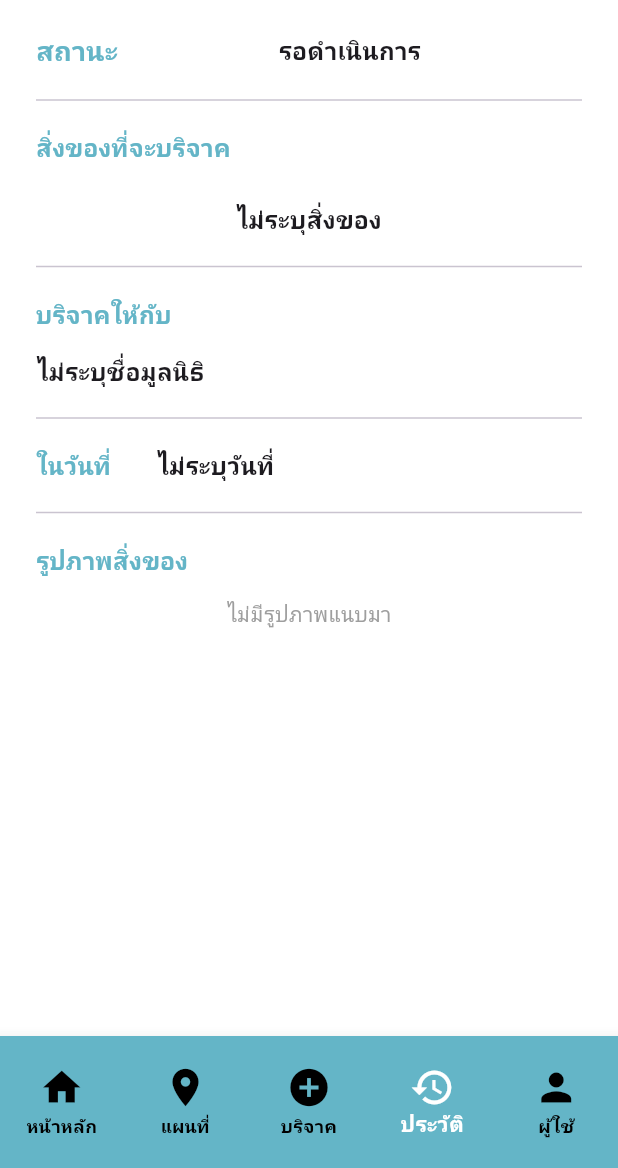
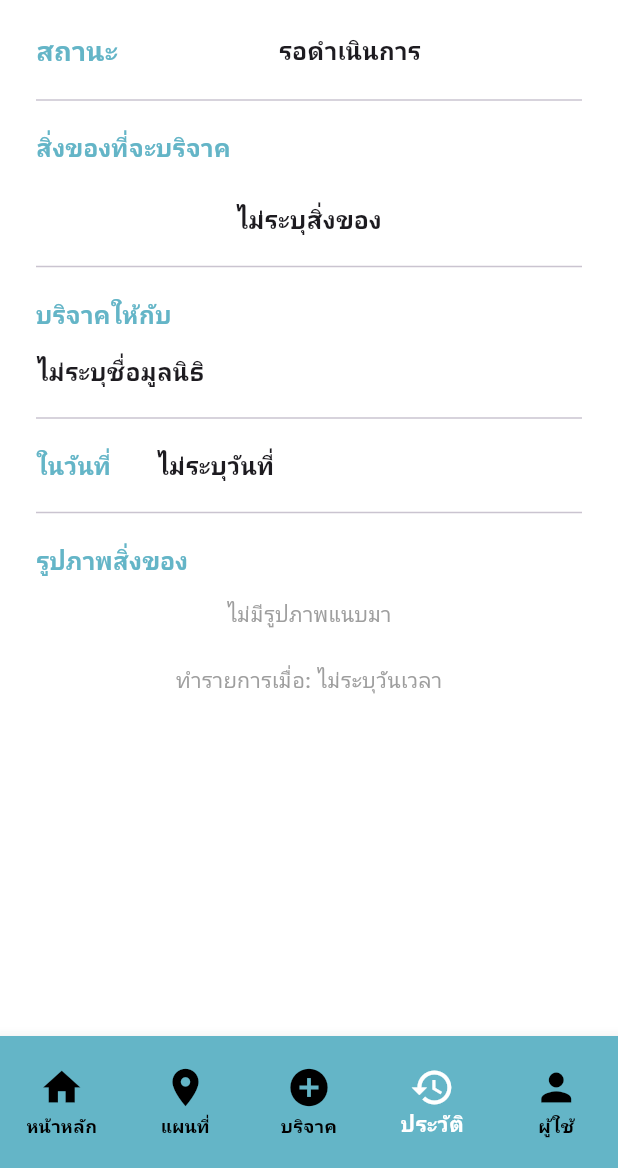
Before and after one commit to oKENDOo/givelink, a Flutter app: the HistoryDetailScreen screen opened by its route, on a phone screen of 412 x 824 dp, the part 68-1236 px from its top. Run offline on Flutter 3.47's test engine with Material 3 defaults, Android fonts, the phone set to English and light mode, and no system bars; our stand-ins replace cloud_firestore, firebase_auth, firebase_core, flutter_map, geolocator, go_router and 5 more; accounts and stored records are empty; Roboto replaces fonts that are missing (Kanit).

Commit message:
เพิ่ม ทำรายการเมื่อ history_detail

```diff
--- a/lib/features/history/screens/history_detail_screen.dart
+++ b/lib/features/history/screens/history_detail_screen.dart
@@ -63,12 +63,24 @@ class _HistoryDetailScreenState extends State<HistoryDetailScreen> {
     if (mounted) setState(() => isLoading = false);
   }
 
-  // แปลงวันที่
+  // แปลงวันที่แบบไม่มีเวลา (สำหรับวันที่นัดหมาย)
   String _formatThaiDate(Timestamp? timestamp) {
     if (timestamp == null) return 'ไม่ระบุวันที่';
     DateTime date = timestamp.toDate();
     final thaiMonths = ['มกราคม', 'กุมภาพันธ์', 'มีนาคม', 'เมษายน', 'พฤษภาคม', 'มิถุนายน', 'กรกฎาคม', 'สิงหาคม', 'กันยายน', 'ตุลาคม', 'พฤศจิกายน', 'ธันวาคม'];
     return '${date.day} ${thaiMonths[date.month - 1]} ${date.year + 543}';
+  }
+
+  // 🌟 ฟังก์ชันใหม่: แปลงวันที่แบบมีเวลาด้วย (สำหรับแสดงว่ากดทำรายการไปตอนไหน)
+  String _formatThaiDateTime(Timestamp? timestamp) {
+    if (timestamp == null) return 'ไม่ระบุวันเวลา';
+    DateTime date = timestamp.toDate();
+    final thaiMonths = ['มกราคม', 'กุมภาพันธ์', 'มีนาคม', 'เมษายน', 'พฤษภาคม', 'มิถุนายน', 'กรกฎาคม', 'สิงหาคม', 'กันยายน', 'ตุลาคม', 'พฤศจิกายน', 'ธันวาคม'];
+
+    // จัดรูปแบบให้เลขชั่วโมงและนาทีมี 2 หลักเสมอ (เช่น 09:05)
+    String formattedTime = '${date.hour.toString().padLeft(2, '0')}:${date.minute.toString().padLeft(2, '0')}';
+
+    return '${date.day} ${thaiMonths[date.month - 1]} ${date.year + 543} เวลา $formattedTime น.';
   }
 
   // ไอคอน
@@ -103,7 +115,7 @@ class _HistoryDetailScreenState extends State<HistoryDetailScreen> {
     return '$firstPart และ${items.last}';
   }
 
-  // 🌟 ฟังก์ชันแสดง Pop-up ยืนยันการยกเลิก
+  // ฟังก์ชันแสดง Pop-up ยืนยันการยกเลิก
   void _showCancelDialog() {
     showDialog(
       context: context,
@@ -136,7 +148,7 @@ class _HistoryDetailScreenState extends State<HistoryDetailScreen> {
     );
   }
 
-  // 🌟 ฟังก์ชันอัปเดตสถานะเป็น Cancelled ใน Firebase
+  // ฟังก์ชันอัปเดตสถานะเป็น Cancelled ใน Firebase
   Future<void> _cancelBooking() async {
     final String? bookingId = widget.bookingData['booking_id'];
 
@@ -154,21 +166,18 @@ class _HistoryDetailScreenState extends State<HistoryDetailScreen> {
           .doc(bookingId)
           .update({
             'status': 'cancelled',
-            // รีเซ็ตประวัติการแจ้งเตือน เพื่อให้มันเด้งแจ้งเตือนการยกเลิกด้วย (ถ้าต้องการ)
             'dismissed_status': FieldValue.delete(),
           });
 
      if (mounted) {
-        // 🌟 โชว์ข้อความสีแดงแจ้งว่าสำเร็จ (เด้งจากด้านบน)
         ScaffoldMessenger.of(context).showSnackBar(
           SnackBar(
             elevation: 10,
             behavior: SnackBarBehavior.floating,
             backgroundColor: Colors.red.shade600,
             shape: RoundedRectangleBorder(borderRadius: BorderRadius.circular(16)),
-            // 🌟 ทริคดันแจ้งเตือนไปไว้ด้านบนสุด
             margin: EdgeInsets.only(
-              bottom: MediaQuery.of(context).size.height - 180, // ดันขึ้นไปด้านบน
+              bottom: MediaQuery.of(context).size.height - 180,
               left: 20,
               right: 20,
             ),
@@ -185,7 +194,6 @@ class _HistoryDetailScreenState extends State<HistoryDetailScreen> {
           ),
         );
 
-        // เด้งกลับไปหน้าประวัติรวม
         context.pop();
       }
     } catch (e) {
@@ -269,7 +277,7 @@ class _HistoryDetailScreenState extends State<HistoryDetailScreen> {
                     _buildFoundationCard(),
                     const Divider(height: 40, thickness: 1),
 
-                    // --- 4. วันที่ ---
+                    // --- 4. วันที่นัดหมาย ---
                     Row(
                       children: [
                         Text('ในวันที่', style: TextStyle(color: primaryBlue, fontSize: 16, fontWeight: FontWeight.bold)),
@@ -314,15 +322,27 @@ class _HistoryDetailScreenState extends State<HistoryDetailScreen> {
                           );
                         },
                       ),
+
+                    const SizedBox(height: 24), // ระยะห่างจากรูปภาพ
+
+                    // 🌟 6. ส่วนแสดงวันที่และเวลาที่กดทำรายการ (อยู่ใต้รูปภาพ)
+                    Center(
+                      child: Text(
+                        // ตรวจสอบทั้ง created_at และ timestamp เผื่อคุณใช้ชื่อฟิลด์แบบใดแบบหนึ่ง
+                        'ทำรายการเมื่อ: ${_formatThaiDateTime(widget.bookingData['created_at'] ?? widget.bookingData['timestamp'])}',
+                        style: const TextStyle(color: Colors.grey, fontSize: 14, fontWeight: FontWeight.w500),
+                      ),
+                    ),
+
                     const SizedBox(height: 40),
 
-                    // 🌟 แสดงปุ่มยกเลิก เฉพาะตอนที่สถานะยังเป็น pending เท่านั้น
+                    // ปุ่มยกเลิก (แสดงเฉพาะสถานะ pending)
                     if (widget.bookingData['status'] == 'pending')
                       SizedBox(
                         width: double.infinity,
                         height: 55,
                         child: ElevatedButton(
-                          onPressed: _showCancelDialog, // เรียก Pop-up
+                          onPressed: _showCancelDialog,
                           style: ElevatedButton.styleFrom(
                             backgroundColor: Colors.red.shade500,
                             shape: RoundedRectangleBorder(borderRadius: BorderRadius.circular(12)),
@@ -362,7 +382,7 @@ class _HistoryDetailScreenState extends State<HistoryDetailScreen> {
         Container(
           width: 90, height: 90,
           decoration: BoxDecoration(
-            color: Colors.yellow, // สีพื้นหลังเผื่อโหลดรูปไม่ติด
+            color: Colors.yellow,
             borderRadius: BorderRadius.circular(8),
             border: Border.all(color: Colors.grey.shade300),
             image: logoImage != null ? DecorationImage(image: NetworkImage(logoImage), fit: BoxFit.contain) : null,
```
